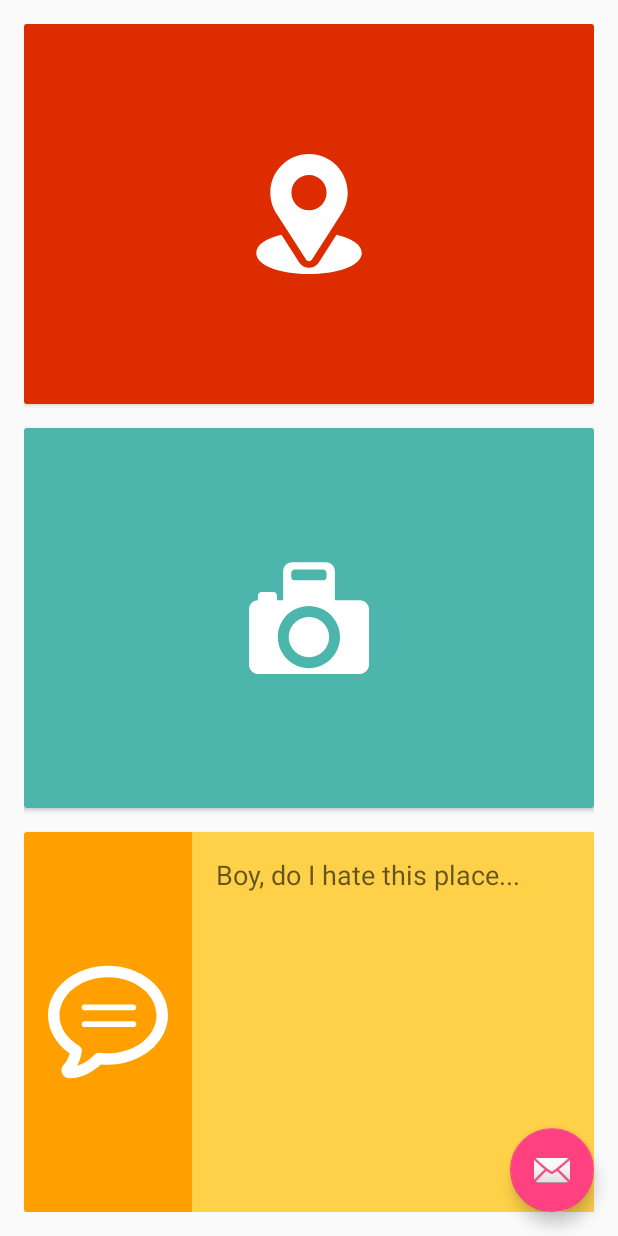
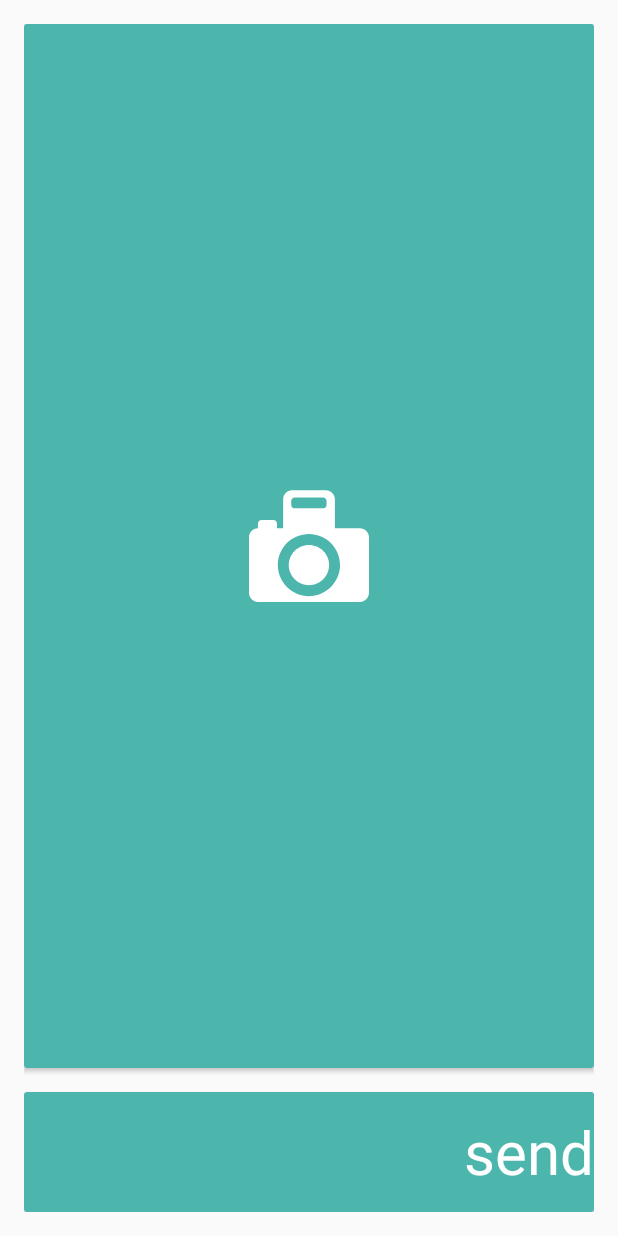
Before and after one commit to HelenaKot/pohejtuj.se, an Android app: the screen it shows after launch (MainActivity before the commit, SendActivity after it), after a tap on an icon or button, on a phone screen of 412 x 824 dp. Run offline under Robolectric (Android 15) with nearby library versions, the phone set to English and light mode, and no system bars; our stand-ins replace EventBus; libraries missing offline, so code that uses them is left out: com.mindorks.paracamera; 3 other taps on this screen came first.

Commit message:
sending images

```diff
--- a/app/src/main/java/com/fancytank/kit/pohejtujse/MainActivity.java
+++ b/app/src/main/java/com/fancytank/kit/pohejtujse/MainActivity.java
@@ -10,24 +10,26 @@ import android.location.Criteria;
 import android.location.Location;
 import android.location.LocationManager;
 import android.os.Bundle;
+import android.os.Parcelable;
 import android.support.design.widget.FloatingActionButton;
 import android.support.v4.app.ActivityCompat;
 import android.support.v7.app.AppCompatActivity;
 import android.view.View;
 
-import com.fancytank.kit.pohejtujse.api.HateClient;
 import com.fancytank.kit.pohejtujse.api.dto.Hate;
-import  com.fancytank.kit.pohejtujse.holder.*;
+import com.fancytank.kit.pohejtujse.holder.CameraViewHolder;
+import com.fancytank.kit.pohejtujse.holder.LocaleViewHolder;
+import com.fancytank.kit.pohejtujse.holder.TextViewHolder;
 
+import java.io.Serializable;
 import java.util.List;
 
 import static com.mindorks.paracamera.Camera.REQUEST_TAKE_PHOTO;
 
 public class MainActivity extends AppCompatActivity implements LocaleViewHolder.LocaleClickedListener {
-    static final int REQUEST_IMAGE_CAPTURE = 1;
     static final int MY_PERMISSIONS_REQUEST_LOCATION = 99;
+    public static final String SEND_DATA_BUNDLE_CODE = "sendDataReqCode";
 
-    private HateClient hateClient;
     private LocaleViewHolder localeViewHolder;
     private TextViewHolder textViewHolder;
     private CameraViewHolder cameraViewHolder;
@@ -40,7 +42,6 @@ public class MainActivity extends AppCompatActivity implements LocaleViewHolder.
         textViewHolder = new TextViewHolder(findViewById(R.id.text_container));
         cameraViewHolder = new CameraViewHolder(findViewById(R.id.camera_container), this);
 
-        hateClient = new HateClient();
         locationManager = (LocationManager) getSystemService(Context.LOCATION_SERVICE);
         provider = locationManager.getBestProvider(new Criteria(), false);
 
@@ -48,7 +49,7 @@ public class MainActivity extends AppCompatActivity implements LocaleViewHolder.
         fab.setOnClickListener(new View.OnClickListener() {
             @Override
             public void onClick(View view) {
-                sendRequest();
+                goToRequest();
             }
         });
     }
@@ -105,12 +106,21 @@ public class MainActivity extends AppCompatActivity implements LocaleViewHolder.
 //        askForGPS(this); todo later
     }
 
-    private void sendRequest() {
-        Hate dupa = new Hate();
-        dupa.coordinates = localeViewHolder.getCoordinates();
-        dupa.text = textViewHolder.getText();
-        dupa.images = new String[]{cameraViewHolder.getImage()};
-        hateClient.postHate(dupa);
+
+    private void goToRequest() {
+        Intent intent = new Intent(this, SendActivity.class);
+        Bundle bundle = new Bundle();
+        bundle.putParcelable(SEND_DATA_BUNDLE_CODE, makeRequest());
+        intent.putExtras(bundle);
+        startActivity(intent);
+        //todo ovveride pending transition
+    }
+
+    private Parcelable makeRequest() {
+        Hate hateMsg = new Hate();
+        hateMsg.coordinates = localeViewHolder.getCoordinates();
+        hateMsg.text = textViewHolder.getText();
+        return hateMsg;
     }
 
     @Override
--- /dev/null
+++ b/app/src/main/java/com/fancytank/kit/pohejtujse/SendActivity.java
@@ -0,0 +1,38 @@
+package com.fancytank.kit.pohejtujse;
+
+import android.os.Bundle;
+import android.support.design.widget.Snackbar;
+import android.support.v7.app.AppCompatActivity;
+import android.view.View;
+
+import com.fancytank.kit.pohejtujse.api.HateClient;
+import com.fancytank.kit.pohejtujse.api.dto.Hate;
+import com.fancytank.kit.pohejtujse.holder.CameraViewHolder;
+
+public class SendActivity extends AppCompatActivity {
+    private HateClient hateClient;
+    private Hate hate;
+
+    @Override
+    protected void onCreate(final Bundle savedInstanceState) {
+        super.onCreate(savedInstanceState);
+        setContentView(R.layout.activity_send);
+
+        hateClient = new HateClient();
+        hate = (Hate) getIntent().getExtras().getParcelable(MainActivity.SEND_DATA_BUNDLE_CODE);
+        hate.images = new String[] {CameraViewHolder.getImage()};
+
+        View sendBtn = findViewById(R.id.send_container);
+        sendBtn.setOnClickListener(new View.OnClickListener() {
+            @Override
+            public void onClick(View view) {
+                sendMsg(hate);
+            }
+        });
+    }
+
+    private void sendMsg(Hate hateMsg) {
+        hateClient.postHate(hateMsg);
+    }
+
+}
--- a/app/src/main/java/com/fancytank/kit/pohejtujse/holder/CameraViewHolder.java
+++ b/app/src/main/java/com/fancytank/kit/pohejtujse/holder/CameraViewHolder.java
@@ -15,7 +15,7 @@ public class CameraViewHolder {
     private ImageView container;
     private Activity root;
     private Camera camera;
-    private Bitmap bitmap;
+    static private Bitmap bitmap; // todo oh god forgive me for i have sinned
 
     public CameraViewHolder(final View cameraView, Activity root) {
         this.container = cameraView.findViewById(R.id.camera_image);
@@ -49,7 +49,7 @@ public class CameraViewHolder {
                 .setName("ali_" + System.currentTimeMillis())
                 .setImageFormat(Camera.IMAGE_JPEG)
                 .setCompression(75)
-                .setImageHeight(1000)// it will try to achieve this height as close as possible maintaining the aspect ratio;
+                .setImageHeight(500)// it will try to achieve this height as close as possible maintaining the aspect ratio;
                 .build(root);
     }
 
@@ -68,7 +68,9 @@ public class CameraViewHolder {
         container.setImageBitmap(imageBitmap);
     }
 
-    public String getImage() {
+    public static String getImage() {
+        if (bitmap == null)
+            return null;
         return ImageUtil.convert(bitmap);
     }
 }
--- /dev/null
+++ b/app/src/main/res/layout/activity_send.xml
@@ -0,0 +1,55 @@
+<?xml version="1.0" encoding="utf-8"?>
+<LinearLayout xmlns:android="http://schemas.android.com/apk/res/android"
+    xmlns:tools="http://schemas.android.com/tools"
+    android:layout_width="match_parent"
+    android:layout_height="match_parent"
+    android:layout_margin="@dimen/activity_horizontal_margin"
+    android:orientation="vertical"
+    tools:context="com.fancytank.kit.pohejtujse.SendActivity">
+
+    <android.support.v7.widget.CardView
+        android:layout_width="match_parent"
+        android:layout_height="0dp"
+        android:layout_weight="1">
+
+        <FrameLayout
+            android:id="@+id/rage_container"
+            android:layout_width="match_parent"
+            android:layout_height="match_parent"
+            android:background="@drawable/bg_camera"
+            android:clickable="true">
+
+            <ImageView
+                android:id="@+id/camera_image"
+                android:layout_width="@dimen/image_size"
+                android:layout_height="@dimen/image_size"
+                android:layout_gravity="center"
+                android:scaleType="centerCrop"
+                android:src="@drawable/ic_photo_camera" />
+        </FrameLayout>
+    </android.support.v7.widget.CardView>
+
+    <android.support.v7.widget.CardView
+        android:layout_width="match_parent"
+        android:layout_height="wrap_content"
+        android:layout_marginTop="@dimen/activity_vertical_margin">
+
+        <FrameLayout
+            android:id="@+id/send_container"
+            android:layout_width="match_parent"
+            android:layout_height="match_parent"
+            android:background="@drawable/bg_camera"
+            android:clickable="true">
+
+            <TextView
+                android:layout_width="match_parent"
+                android:layout_height="@dimen/image_size"
+                android:gravity="center_vertical|right"
+                android:text="send"
+                android:textColor="@color/white"
+                android:textSize="40sp" />
+
+        </FrameLayout>
+    </android.support.v7.widget.CardView>
+
+</LinearLayout>
--- a/app/src/main/res/values/strings.xml
+++ b/app/src/main/res/values/strings.xml
@@ -2,4 +2,5 @@
     <string name="app_name">pohejtuj.se</string>
     <string name="action_settings">Settings</string>
     <string name="locale_string">x = %1$s \n y= %2$s</string>
+    <string name="title_activity_send">SendActivity</string>
 </resources>
```
Also changed, not shown: app/build.gradle (+9 -9 lines), app/src/main/AndroidManifest.xml (+10 -3 lines), app/src/main/java/com/fancytank/kit/pohejtujse/api/dto/Coordinates.java (+34 -1 lines), app/src/main/java/com/fancytank/kit/pohejtujse/api/dto/Hate.java (+39 -1 lines), app/src/main/res/layout/content_send.xml (added, +11 -0 lines), app/src/main/java/com/fancytank/kit/pohejtujse/ImageUtil.java (renamed from app/src/main/java/com/fancytank/kit/pohejtujse/api/ImageUtil.java).
